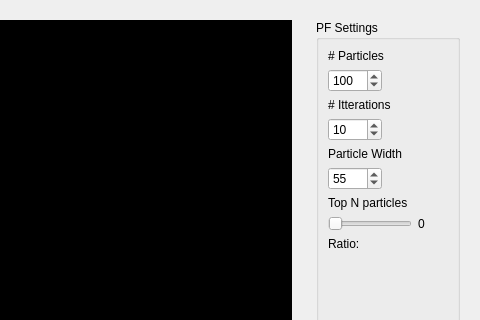
The window that forms/pfwidget.ui (Boazrciasn/RDFramework) describes before a commit, drawn with Qt 5; both pictures show x 403 to 883 and y 0 to 320 of the 883 by 640 pixel window.
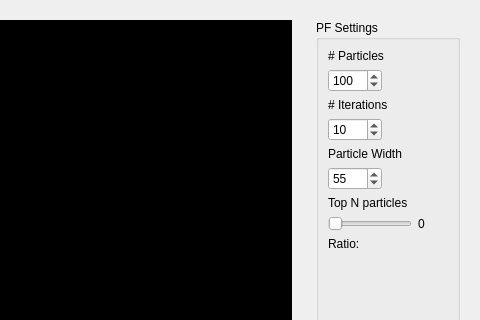
The same window after the commit.

```diff
--- a/forms/pfwidget.ui
+++ b/forms/pfwidget.ui
@@ -156,7 +156,7 @@
          <item row="2" column="0">
           <widget class="QLabel" name="itterCountLabel">
            <property name="text">
-            <string># Itterations</string>
+            <string># Iterations</string>
            </property>
           </widget>
          </item>
```
Left out of the diff: 12 changed lines with no effect on the pictures.
